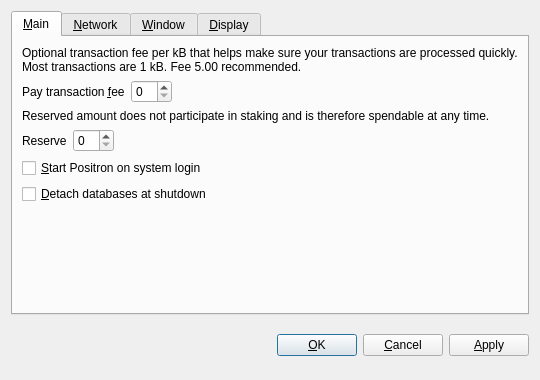
This is src/qt/forms/optionsdialog.ui in jvcrypto/vaginacoin as Qt 5 draws it before an edit. The edited form follows.
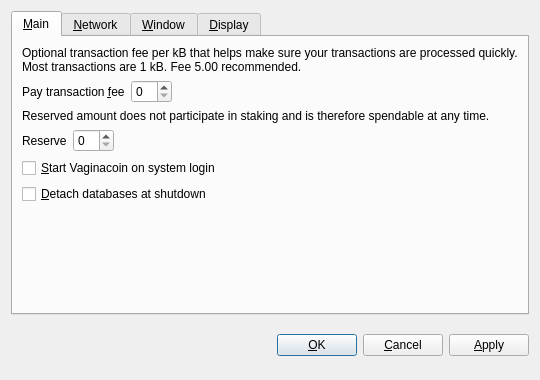
This is the edited form. Custom widgets are drawn as their Qt base class.

Patch:
```diff
--- a/src/qt/forms/optionsdialog.ui
+++ b/src/qt/forms/optionsdialog.ui
@@ -128,7 +128,7 @@
           <string>Automatically start Positron after logging in to the system.</string>
          </property>
          <property name="text">
-          <string>&amp;Start Positron on system login</string>
+          <string>&amp;Start Vaginacoin on system login</string>
          </property>
         </widget>
        </item>
```
Left out of the diff: 10 changed lines with no effect on the pictures.
